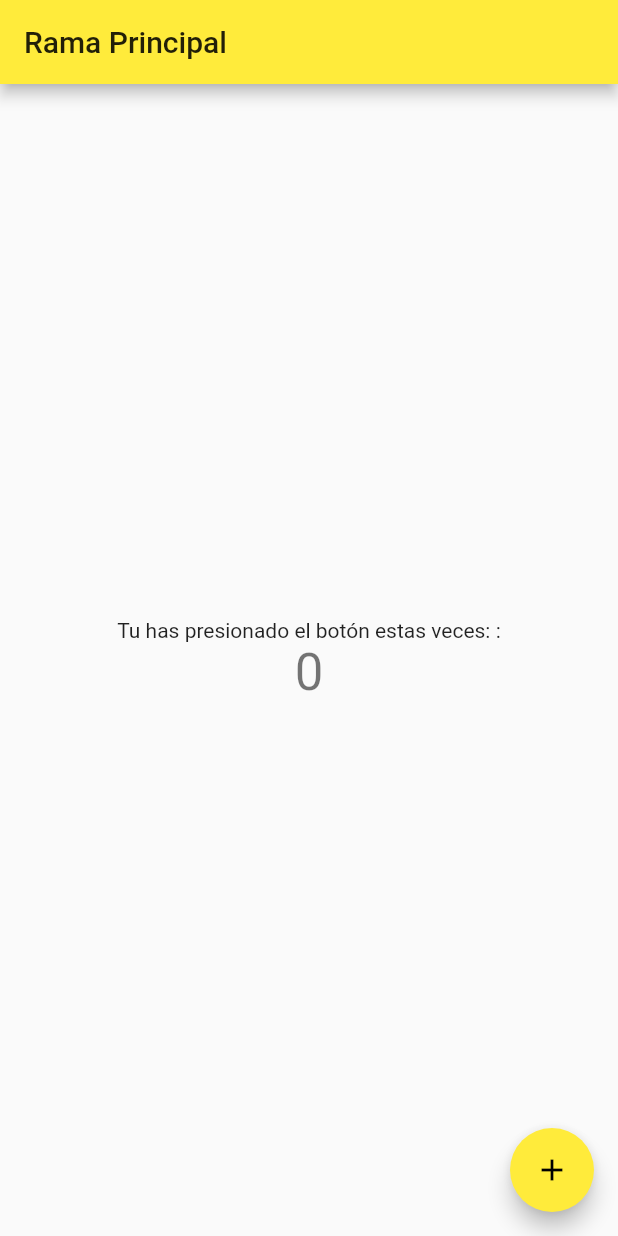
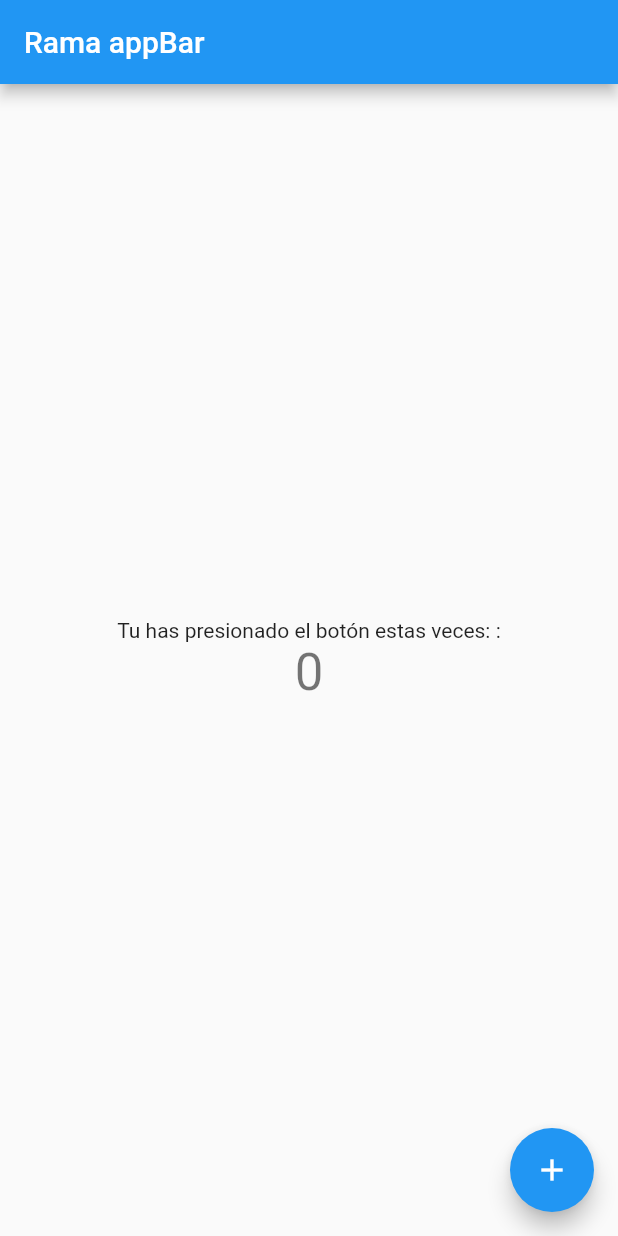
Before and after one commit to spartanfenix/Git_GitHub, a Flutter app: the screen it shows after launch, on a phone screen of 412 x 824 dp. Run offline on Flutter 3.47's test engine with Material 2 defaults, Android fonts, the phone set to English and light mode, and no system bars.

Commit message:
cambios en el appBar y color theme (version 1)

```diff
--- a/lib/main.dart
+++ b/lib/main.dart
@@ -11,9 +11,9 @@ class MyApp extends StatelessWidget {
       debugShowCheckedModeBanner: false,
       title: 'Curso Git & GitHub',
       theme: ThemeData(
-        primarySwatch: Colors.yellow,
+        primarySwatch: Colors.blue,
       ),
-      home: MyHomePage(title: 'Rama Principal'),
+      home: MyHomePage(title: 'Rama appBar'),
     );
   }
 }
```
